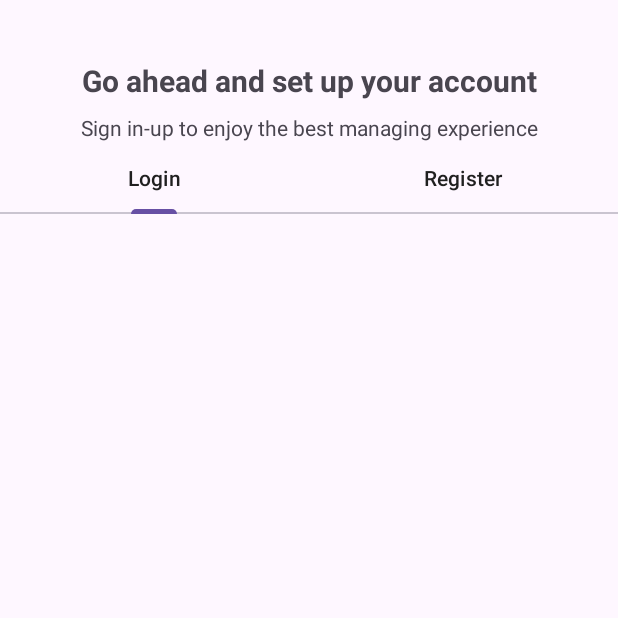
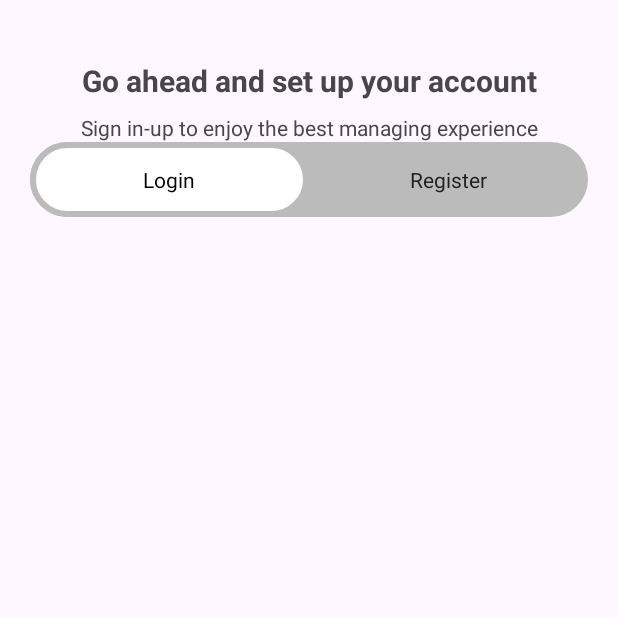
Before and after one commit to Sayantan-2022/Kernel, an Android app: the SignInUp screen opened directly, with no data from a screen before it, on a phone screen of 412 x 824 dp, the top half of it. Run offline under Robolectric (Android 15) with nearby library versions, the phone set to English and light mode, and no system bars; our stand-ins replace navigation-ui.

Commit message:
Project Files

```diff
--- /dev/null
+++ b/app/src/main/res/drawable/tab_background.xml
@@ -0,0 +1,6 @@
+<?xml version="1.0" encoding="utf-8"?>
+<shape xmlns:android="http://schemas.android.com/apk/res/android"
+    android:shape="rectangle">
+    <corners android:radius="50dp"/>
+    <solid android:color="#BBB"/>
+</shape>
--- /dev/null
+++ b/app/src/main/res/drawable/tab_selector.xml
@@ -0,0 +1,21 @@
+<?xml version="1.0" encoding="utf-8"?>
+<selector xmlns:android="http://schemas.android.com/apk/res/android">
+
+    <!-- Selected tab (rounded and blue) -->
+    <item android:state_selected="true">
+        <shape android:shape="rectangle" android:thickness="50dp">
+            <corners android:radius="50dp"/>
+            <solid android:color="@color/white"/>
+            <stroke android:color="#BBB" android:width="4dp"/>
+        </shape>
+    </item>
+
+    <!-- Unselected tab (transparent) -->
+    <item>
+        <shape android:shape="rectangle">
+            <corners android:radius="50dp"/>
+            <solid android:color="@android:color/transparent"/>
+        </shape>
+    </item>
+
+</selector>
--- a/app/src/main/res/layout/activity_sign_in_up.xml
+++ b/app/src/main/res/layout/activity_sign_in_up.xml
@@ -34,9 +34,15 @@
     <com.google.android.material.tabs.TabLayout
         android:id="@+id/tabLayout"
         android:layout_width="match_parent"
-        android:layout_height="wrap_content"
+        android:layout_height="50dp"
+        android:background="@drawable/tab_background"
         app:tabGravity="fill"
         app:tabMode="fixed"
+        android:layout_marginHorizontal="20dp"
+        app:tabIndicator="@null"
+        app:tabTextAppearance="@style/TabTextStyle"
+        app:tabBackground="@drawable/tab_selector"
+        app:tabSelectedTextColor="@android:color/black"
         app:tabTextColor="@color/gray"
         app:layout_constraintTop_toBottomOf="@id/tvSubtitle"
         app:layout_constraintStart_toStartOf="parent"
@@ -55,6 +61,7 @@
             android:text="Register"/>
 
     </com.google.android.material.tabs.TabLayout>
+
     <FrameLayout
         android:id="@+id/frameContainer"
         android:layout_width="match_parent"
--- /dev/null
+++ b/app/src/main/res/values/styles.xml
@@ -0,0 +1,8 @@
+<?xml version="1.0" encoding="utf-8"?>
+<resources>
+    <style name="TabTextStyle">
+        <item name="android:textSize">14sp</item>
+        <item name="android:textColor">@color/gray</item>
+    </style>
+
+</resources>
```
